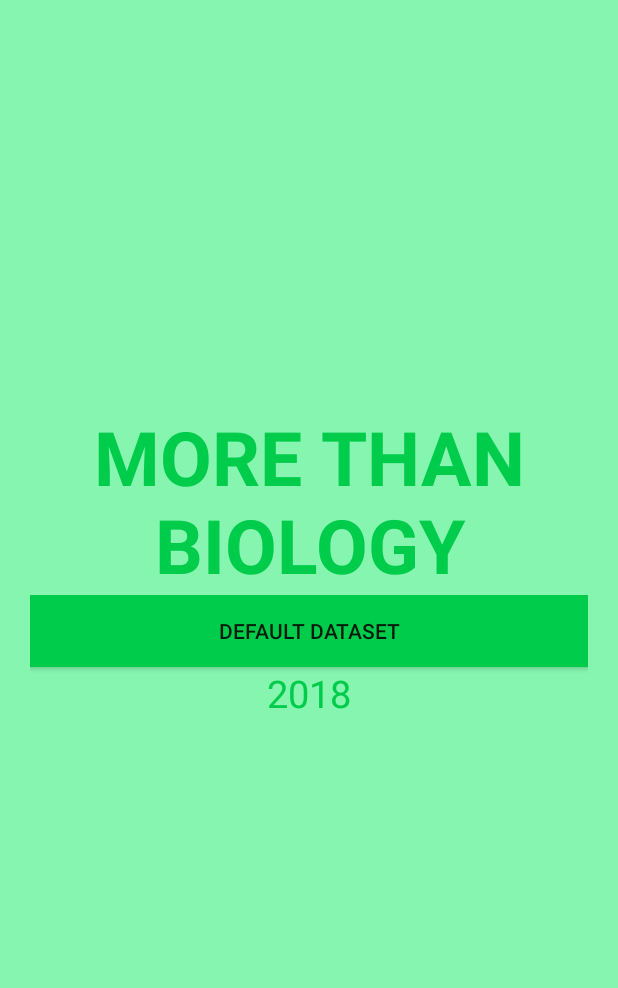
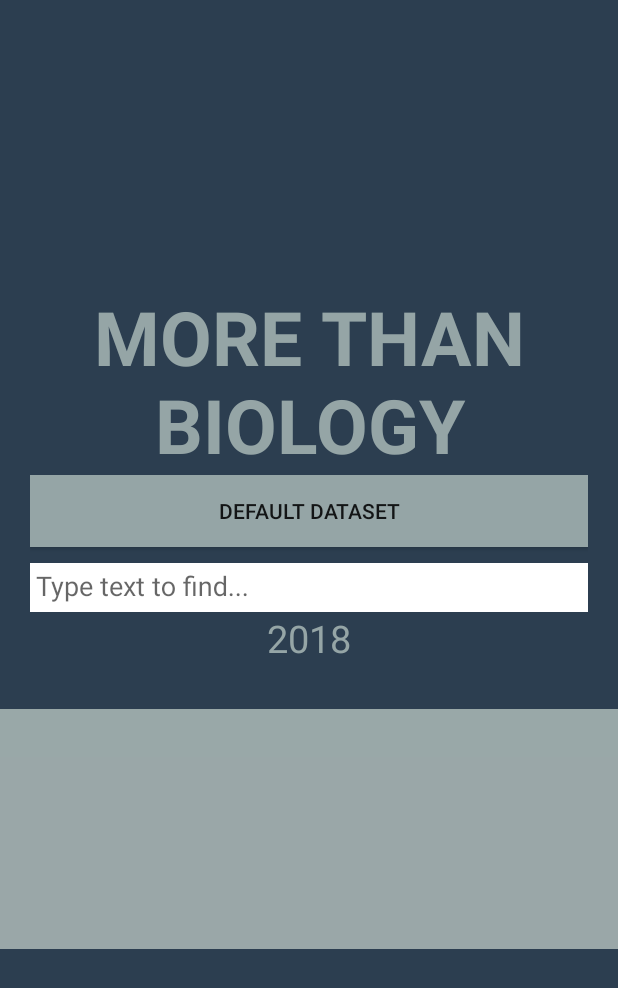
Before and after one commit to john-bartu/flashcards-biology, an Android app: the screen it shows after launch (MenuActivity), on a phone screen of 412 x 824 dp. Shown: the top 988 px of the screen. Run offline under Robolectric (Android 15) with nearby library versions, the light colour scheme and no system bars.

Commit message:
Added search

```diff
--- a/app/build.gradle
+++ b/app/build.gradle
@@ -29,4 +29,5 @@ dependencies {
     testImplementation 'junit:junit:4.12'
     androidTestImplementation 'com.android.support.test:runner:1.0.2'
     androidTestImplementation 'com.android.support.test.espresso:espresso-core:3.0.2'
+    implementation 'com.android.support:design:28.0.0-rc02'
 }
--- a/app/src/main/java/pl/janbartula/morethanbiology/MenuActivity.java
+++ b/app/src/main/java/pl/janbartula/morethanbiology/MenuActivity.java
@@ -6,12 +6,17 @@ import android.content.Intent;
 import android.os.Debug;
 import android.support.v7.app.AppCompatActivity;
 import android.os.Bundle;
+import android.text.Editable;
+import android.text.TextWatcher;
 import android.util.Log;
 import android.view.View;
 import android.widget.Button;
+import android.widget.EditText;
+import android.widget.TextView;
 import org.json.JSONArray;
 import org.json.JSONException;
 import org.json.JSONObject;
+import org.w3c.dom.Text;
 import pl.janbartula.morethanbiology.Utilities.FlashCard;
 import pl.janbartula.morethanbiology.Utilities.FlashDataset;
 
@@ -21,14 +26,41 @@ import java.io.InputStream;
 public class MenuActivity extends AppCompatActivity {
 
     FlashDataset flashDataset;
+
     @Override
     protected void onCreate(Bundle savedInstanceState) {
+        final TextView searchedDefinition;
+        final EditText searchWord;
+        final TextView searchedWord;
+
+
+
         super.onCreate(savedInstanceState);
         setContentView(R.layout.activity_menu);
 
         Log.i("JB", "Activity loaded");
 
         flashDataset = new FlashDataset();
+
+
+
+        Button clickButton = findViewById(R.id.defaultbutton);
+        searchWord = findViewById(R.id.textSearch);
+        searchedWord = findViewById(R.id.textWord);
+        searchedDefinition = findViewById(R.id.textDefinition);
+        clickButton.setOnClickListener( new View.OnClickListener() {
+
+            @Override
+            public void onClick(View v) {
+                LoadDefinitionActivity();
+            }
+        });
+
+
+        searchedWord.setText("");
+        searchedDefinition.setText("");
+
+
 
         try
         {
@@ -53,16 +85,41 @@ public class MenuActivity extends AppCompatActivity {
             e.printStackTrace();
         }
 
-        Button clickButton = findViewById(R.id.defaultbutton);
-        clickButton.setOnClickListener( new View.OnClickListener() {
+
+
+
+        searchWord.addTextChangedListener(new TextWatcher()
+        {
 
             @Override
-            public void onClick(View v) {
-                LoadDefinitionActivity();
+            public void beforeTextChanged(CharSequence s, int start, int count, int after)
+            {
+            }
+
+            @Override
+            public void onTextChanged(CharSequence s, int start, int before, int count)
+            {
+
+            }
+
+            public void afterTextChanged (Editable s){
+                String wordToFindText = searchWord.getText().toString();
+
+                if(wordToFindText.length()>=2)
+                {
+                    FlashCard foundedFlash = flashDataset.Find(wordToFindText);
+
+                    if(foundedFlash!=null){
+
+                    searchedWord.setText(foundedFlash.getFront());
+                    searchedDefinition.setText(foundedFlash.getBack());}
+                    else{
+                        searchedWord.setText("Nic nie znalazłem :(");
+                        searchedDefinition.setText("");
+                    }
+                }
             }
         });
-
-
     }
 
 
--- a/app/src/main/res/layout/activity_menu.xml
+++ b/app/src/main/res/layout/activity_menu.xml
@@ -5,7 +5,9 @@
     android:layout_width="match_parent"
     android:layout_height="match_parent"
     android:background="@color/colorPrimaryDark"
-    tools:context=".MenuActivity">
+    tools:context=".MenuActivity"
+     android:descendantFocusability="beforeDescendants"
+     android:focusableInTouchMode="true">
 
     <LinearLayout
         android:layout_width="match_parent"
@@ -45,6 +47,19 @@
                         android:layout_width="match_parent"
                         android:layout_height="wrap_content" android:id="@+id/defaultbutton"
                         android:background="@color/mainmenutext"/>
+                <android.support.design.widget.TextInputLayout
+                        android:layout_width="match_parent"
+                        android:layout_height="match_parent">
+
+                    <EditText
+                            android:layout_width="match_parent"
+                            android:layout_height="wrap_content"
+                            android:inputType="textPersonName"
+                            android:ems="10"
+                            android:id="@+id/textSearch" android:layout_weight="1"
+                            android:background="@color/background" android:padding="4dp"
+                            android:hint="Type text to find..."/>
+                </android.support.design.widget.TextInputLayout>
                 <TextView
                         android:id="@+id/text_footer"
                         android:layout_width="match_parent"
@@ -56,6 +71,18 @@
                         android:textSize="25sp"/>
             </LinearLayout>
         </ScrollView>
+        <TextView
+                android:text="Word"
+                android:layout_width="match_parent"
+                android:id="@+id/textWord"
+                android:padding="8dp" android:layout_height="32dp" android:textSize="14sp"
+                android:textStyle="bold" android:background="#99a8a8"/>
+        <TextView
+                android:text="Definition"
+                android:layout_width="match_parent"
+                android:id="@+id/textDefinition"
+                android:padding="8dp" android:layout_height="128dp" android:textSize="18sp"
+                android:gravity="center" android:background="#9aa7a8"/>
 
     </LinearLayout>
 
--- a/app/src/main/res/values/colors.xml
+++ b/app/src/main/res/values/colors.xml
@@ -1,16 +1,18 @@
 <?xml version="1.0" encoding="utf-8"?>
 <resources>
-    <color name="colorPrimary">#85F5AF</color>
-    <color name="colorPrimaryDark">#85F5AF</color>
+    <color name="colorPrimary">#95a5a6</color>
+    <color name="colorPrimaryDark">#2c3e50</color>
     <color name="colorAccent">#FF4081</color>
     <color name="black_overlay">#66000000</color>
 
-    <color name="cardFront">#7B7B7B</color>
-    <color name="cardBack">#636363</color>
+    <color name="cardFront"> #f1c40f</color><!-- 95a5a6 -->
+    <color name="cardBack">#f1c40f</color><!-- 7f8c8d -->
 
     <color name="white">#FFFFFF</color>
-    <color name="background">#000000</color>
+    <color name="black">#000000</color>
+    <color name="background">#FFFFFF</color>
     <color name="colorCorrect">#E62401</color>
     <color name="colorWrong">#6AC341</color>
-    <color name="mainmenutext">#00cc4c</color>
+    <color name="mainmenutext">#95a5a6</color>
+    <color name="button">#95a5a6</color>
 </resources>
```
Also changed, not shown: app/src/main/java/pl/janbartula/morethanbiology/Utilities/FlashDataset.java (+24 -0 lines).
